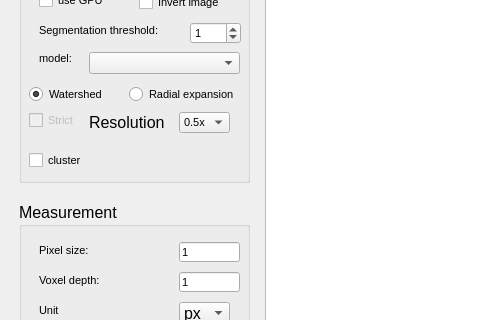
Qt form resources/fiber_tool.ui (vikba/Fiberpose) before a commit; both pictures show x 0 to 480 and y 176 to 496 of the 879 by 878 pixel window.
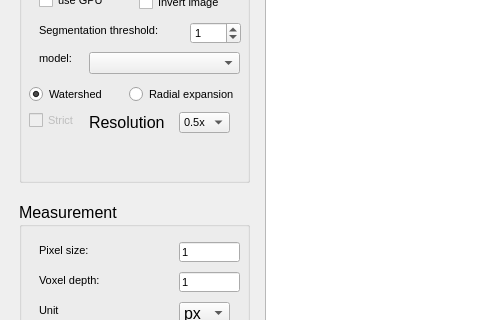
The same form after that commit. Custom widgets are drawn as their Qt base class.

Patch:
```diff
--- a/resources/fiber_tool.ui
+++ b/resources/fiber_tool.ui
@@ -450,24 +450,6 @@
          <string>Strict</string>
         </property>
        </widget>
-       <widget class="QCheckBox" name="chb_cluster">
-        <property name="geometry">
-         <rect>
-          <x>10</x>
-          <y>200</y>
-          <width>101</width>
-          <height>17</height>
-         </rect>
-        </property>
-        <property name="font">
-         <font>
-          <pointsize>8</pointsize>
-         </font>
-        </property>
-        <property name="text">
-         <string>cluster</string>
-        </property>
-       </widget>
        <widget class="QComboBox" name="cb_scale">
         <property name="geometry">
          <rect>
```
